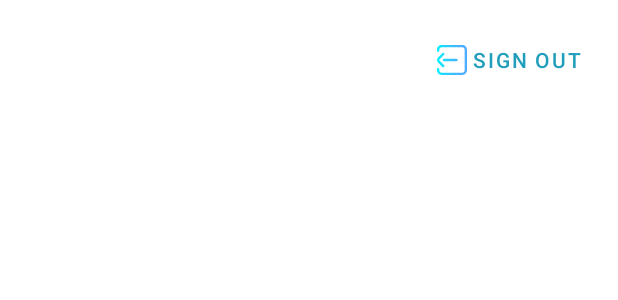
After one commit to scancampy/qbas-ubaya, an Android app: the layout fragment_setting.xml on its own in the app's theme, with its tools: preview values and no code run, on a phone screen of 412 x 824 dp. The commit adds this screen. Shown: the top 300 px of the screen. Run offline under Robolectric (Android 15) with nearby library versions, the phone set to English and light mode, and no system bars; network calls fail.

Commit message:
setting fragment + tombol sign out (belum jalan)

```diff
--- a/app/src/main/java/com/ubaya/qbas/DashboardActivity.kt
+++ b/app/src/main/java/com/ubaya/qbas/DashboardActivity.kt
@@ -23,6 +23,7 @@ class DashboardActivity : AppCompatActivity() {
         setContentView(R.layout.activity_dashboard)
         bottomNav.itemIconTintList = null
         fragments.add(UpcomingFragment())
+
         var adapter = PagerAdapter(this, fragments)
         viewPager.adapter = adapter
 
@@ -79,6 +80,8 @@ class DashboardActivity : AppCompatActivity() {
                 var intent = Intent(this, QRActivity::class.java)
                 startActivity(intent)
                 this.finish()
+            } else if(it.itemId == R.id.itemSetting) {
+
             }
             true
         }
--- /dev/null
+++ b/app/src/main/res/drawable/ic_log_out.xml
@@ -0,0 +1,17 @@
+<vector android:height="20dp" android:viewportHeight="512"
+    android:viewportWidth="512" android:width="20dp"
+    xmlns:aapt="http://schemas.android.com/aapt" xmlns:android="http://schemas.android.com/apk/res/android">
+    <path android:pathData="M432,512H80c-44.112,0 -80,-35.888 -80,-80v-20c0,-11.046 8.954,-20 20,-20s20,8.954 20,20v20c0,22.056 17.944,40 40,40h352c22.056,0 40,-17.944 40,-40V80c0,-22.056 -17.944,-40 -40,-40H80c-22.056,0 -40,17.944 -40,40v20c0,11.046 -8.954,20 -20,20s-20,-8.954 -20,-20V80C0,35.888 35.888,0 80,0h352c44.112,0 80,35.888 80,80v352C512,476.112 476.112,512 432,512zM120.006,374.276c7.885,-7.735 8.006,-20.398 0.27,-28.283l-74.284,-75.716c-0.044,-0.045 -0.089,-0.091 -0.134,-0.136c-7.798,-7.798 -7.798,-20.486 0.041,-28.325l74.284,-74.716c7.788,-7.833 7.751,-20.496 -0.082,-28.284c-7.833,-7.787 -20.496,-7.75 -28.284,0.082l-74.243,74.675c-23.37,23.37 -23.395,61.379 -0.073,84.779l74.223,75.653c3.917,3.992 9.095,5.994 14.277,5.994C111.055,380 116.114,378.096 120.006,374.276zM353,256c0,-11.046 -8.954,-20 -20,-20H120c-11.046,0 -20,8.954 -20,20c0,11.046 8.954,20 20,20h213C344.046,276 353,267.046 353,256z">
+        <aapt:attr name="android:fillColor">
+            <gradient android:endX="512" android:endY="256"
+                android:startX="0" android:startY="256" android:type="linear">
+                <item android:color="#FF00F2FE" android:offset="0"/>
+                <item android:color="#FF03EFFE" android:offset="0.021"/>
+                <item android:color="#FF24D2FE" android:offset="0.293"/>
+                <item android:color="#FF3CBDFE" android:offset="0.554"/>
+                <item android:color="#FF4AB0FE" android:offset="0.796"/>
+                <item android:color="#FF4FACFE" android:offset="1"/>
+            </gradient>
+        </aapt:attr>
+    </path>
+</vector>
--- /dev/null
+++ b/app/src/main/res/layout/fragment_setting.xml
@@ -0,0 +1,25 @@
+<?xml version="1.0" encoding="utf-8"?>
+<FrameLayout xmlns:android="http://schemas.android.com/apk/res/android"
+    xmlns:app="http://schemas.android.com/apk/res-auto"
+    xmlns:tools="http://schemas.android.com/tools"
+    android:layout_width="match_parent"
+    android:layout_height="match_parent"
+    tools:context=".SettingFragment">
+
+    <androidx.constraintlayout.widget.ConstraintLayout
+        android:layout_width="match_parent"
+        android:layout_height="match_parent">
+
+        <Button
+            android:id="@+id/btnSignOut"
+            style="@style/Widget.MaterialComponents.Button.TextButton"
+            android:layout_width="wrap_content"
+            android:layout_height="wrap_content"
+            android:layout_marginTop="16dp"
+            android:layout_marginEnd="16dp"
+            android:drawableLeft="@drawable/ic_log_out"
+            android:text="Sign Out"
+            app:layout_constraintEnd_toEndOf="parent"
+            app:layout_constraintTop_toTopOf="parent" />
+    </androidx.constraintlayout.widget.ConstraintLayout>
+</FrameLayout>
```
Also changed, not shown: app/src/main/java/com/ubaya/qbas/SettingFragment.kt (added, +80 -0 lines).
